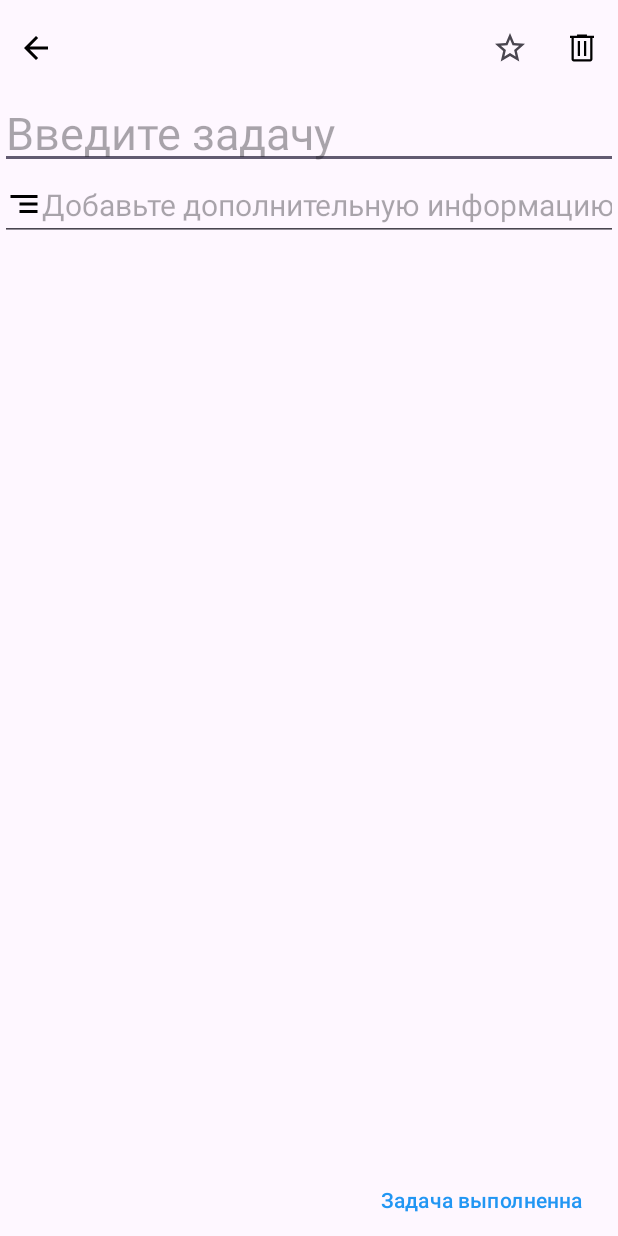
After one commit to ZavgorodnevAAl/GoogleTasks, an Android app: the layout fragment_detail.xml on its own in the app's theme, with its tools: preview values and no code run, on a phone screen of 412 x 824 dp. The commit adds this screen. Run offline under Robolectric (Android 15) with nearby library versions, the phone set to English and light mode, and no system bars.

Commit message:
Add layout fot tasks detail

```diff
--- /dev/null
+++ b/app/src/main/res/drawable/ic_back.xml
@@ -0,0 +1,5 @@
+<vector android:autoMirrored="true" android:height="24dp"
+    android:tint="#000000" android:viewportHeight="24"
+    android:viewportWidth="24" android:width="24dp" xmlns:android="http://schemas.android.com/apk/res/android">
+    <path android:fillColor="@android:color/white" android:pathData="M20,11H7.83l5.59,-5.59L12,4l-8,8 8,8 1.41,-1.41L7.83,13H20v-2z"/>
+</vector>
--- /dev/null
+++ b/app/src/main/res/drawable/ic_delete.xml
@@ -0,0 +1,4 @@
+<vector android:height="24dp" android:viewportHeight="48"
+    android:viewportWidth="48" android:width="24dp" xmlns:android="http://schemas.android.com/apk/res/android">
+    <path android:fillColor="#FF000000" android:pathData="M13.05,42q-1.25,0 -2.125,-0.875T10.05,39L10.05,10.5L8,10.5v-3h9.4L17.4,6h13.2v1.5L40,7.5v3h-2.05L37.95,39q0,1.2 -0.9,2.1 -0.9,0.9 -2.1,0.9ZM34.95,10.5h-21.9L13.05,39h21.9ZM18.35,34.7h3L21.35,14.75h-3ZM26.65,34.7h3L29.65,14.75h-3ZM13.05,10.5L13.05,39Z"/>
+</vector>
--- /dev/null
+++ b/app/src/main/res/layout/fragment_detail.xml
@@ -0,0 +1,83 @@
+<?xml version="1.0" encoding="utf-8"?>
+<LinearLayout xmlns:android="http://schemas.android.com/apk/res/android"
+    android:layout_width="match_parent"
+    android:layout_height="match_parent"
+    android:orientation="vertical"
+    >
+
+    <LinearLayout
+        android:layout_width="match_parent"
+        android:layout_height="?attr/actionBarSize"
+        android:orientation="horizontal"
+        android:gravity="center">
+
+        <ImageButton
+            android:id="@+id/go_back_image_button"
+            android:layout_width="wrap_content"
+            android:layout_height="wrap_content"
+            android:src="@drawable/ic_back"
+            android:backgroundTint="#0000FFFF"
+            android:contentDescription="Вернуться назад" />
+
+        <Space
+            android:layout_width="0dp"
+            android:layout_height="wrap_content"
+            android:layout_weight="1"/>
+
+        <CheckBox
+            android:id="@+id/favorite_check_box"
+            android:layout_width="wrap_content"
+            android:layout_height="wrap_content"
+            android:button="@drawable/ic_star_border"
+            android:backgroundTint="#0000FFFF"
+            android:contentDescription="Добавить в избранное" />
+
+        <ImageButton
+            android:id="@+id/delete_image_button"
+            android:layout_width="wrap_content"
+            android:layout_height="wrap_content"
+            android:src="@drawable/ic_delete"
+            android:backgroundTint="#0000FFFF"
+            android:contentDescription="Удалить задачу" />
+
+
+    </LinearLayout>
+
+    <EditText
+        android:id="@+id/task_title_edit_text"
+        android:layout_width="match_parent"
+        android:layout_height="wrap_content"
+        android:hint="@string/enter_title_hint"
+        android:textColor="@color/black"
+        android:textSize="30sp"
+        android:padding="4dp"
+        android:inputType="text" />
+
+    <EditText
+        android:id="@+id/description_text"
+        android:layout_width="match_parent"
+        android:layout_height="wrap_content"
+        android:drawableLeft="@drawable/ic_description"
+        android:hint="@string/description_hint"
+        android:textColor="@color/black"
+        android:textSize="20sp"
+        android:inputType="text"/>
+
+    <androidx.recyclerview.widget.RecyclerView
+        android:id="@+id/subtasks_recycler_view"
+        android:layout_width="match_parent"
+        android:layout_height="0dp"
+        android:layout_weight="1"/>
+
+    <Button
+        android:id="@+id/add_to_completed_button"
+        android:layout_width="wrap_content"
+        android:layout_height="wrap_content"
+        android:background="#0000FFFF"
+        android:textColor="@color/blue"
+        android:textAllCaps="false"
+        android:text="@string/mark_completed"
+        android:layout_gravity="end"/>
+
+
+</LinearLayout>
--- a/app/src/main/res/values/strings.xml
+++ b/app/src/main/res/values/strings.xml
@@ -3,4 +3,7 @@
     <string name="save">Сохранить</string>
     <string name="create_task_hint">Новая задача</string>
     <string name="description_hint">Добавьте дополнительную информацию</string>
+    <string name="enter_title_hint">Введите задачу</string>
+    <string name="mark_completed">Задача выполненна</string>
+    <string name="mark_uncompleted">Задача не выполненна</string>
 </resources>
```
